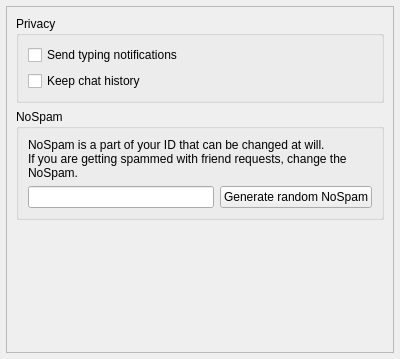
Qt form src/widget/form/settings/privacysettings.ui (qTox/qTox) before a commit.
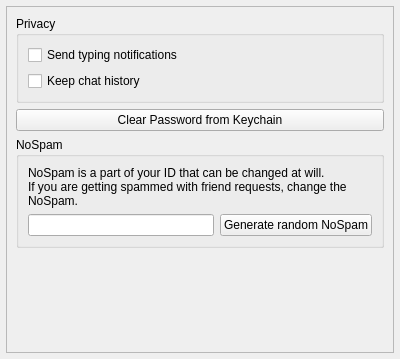
The same form after that commit. Custom widgets are drawn as their Qt base class.

Commit message: feat(widget): add support for QtKeychain to store/retrieve passwords

```diff
--- a/src/widget/form/settings/privacysettings.ui
+++ b/src/widget/form/settings/privacysettings.ui
@@ -71,6 +71,16 @@
          </layout>
         </widget>
        </item>
+       <item>
+        <widget class="QPushButton" name="pbClearKeychain">
+         <property name="toolTip">
+          <string>Clear this profile's password from the keychain password storage</string>
+         </property>
+         <property name="text">
+          <string>Clear Password from Keychain</string>
+         </property>
+        </widget>
+       </item>
        <item alignment="Qt::AlignTop">
         <widget class="QGroupBox" name="nospamGroup">
          <property name="toolTip">
```
The commit also changes 16 other files.
